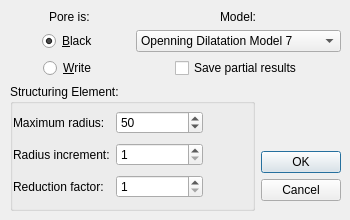
Before: the Qt Designer form src/dialogPoresThroats.ui in ldsc/lvp, drawn with Qt 5.
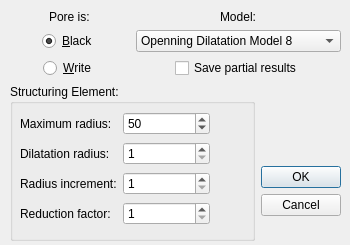
After: the same form once the commit is applied. Icons and pictures are not drawn.

Commit message: Implementada possibilidade de informar o raio do EE na dilatação realizada na segmentação de poros e gargantas.

Patch:
```diff
--- a/src/dialogPoresThroats.ui
+++ b/src/dialogPoresThroats.ui
@@ -7,19 +7,19 @@
     <x>0</x>
     <y>0</y>
     <width>350</width>
-    <height>220</height>
+    <height>245</height>
    </rect>
   </property>
   <property name="minimumSize">
    <size>
     <width>350</width>
-    <height>220</height>
+    <height>245</height>
    </size>
   </property>
   <property name="maximumSize">
    <size>
     <width>350</width>
-    <height>220</height>
+    <height>245</height>
    </size>
   </property>
   <property name="windowTitle">
@@ -38,7 +38,7 @@
      <x>10</x>
      <y>10</y>
      <width>331</width>
-     <height>201</height>
+     <height>231</height>
     </rect>
    </property>
    <layout class="QGridLayout" name="gridLayout_2">
@@ -63,16 +63,51 @@
       <widget class="QWidget" name="layoutWidget">
        <property name="geometry">
         <rect>
-         <x>3</x>
-         <y>24</y>
+         <x>10</x>
+         <y>27</y>
          <width>190</width>
-         <height>95</height>
+         <height>116</height>
         </rect>
        </property>
        <layout class="QGridLayout" name="gridLayout">
-        <item row="0" column="0">
+        <item row="3" column="0">
+         <widget class="QLabel" name="label_5">
+          <property name="text">
+           <string>Reduction factor:</string>
+          </property>
+         </widget>
+        </item>
+        <item row="1" column="0">
          <widget class="QLabel" name="label_3">
           <property name="text">
+           <string>Dilatation radius:</string>
+          </property>
+         </widget>
+        </item>
+        <item row="2" column="0">
+         <widget class="QLabel" name="label_4">
+          <property name="text">
+           <string>Radius increment:</string>
+          </property>
+         </widget>
+        </item>
+        <item row="2" column="1">
+         <widget class="QSpinBox" name="spinBoxRinc">
+          <property name="minimum">
+           <number>1</number>
+          </property>
+         </widget>
+        </item>
+        <item row="3" column="1">
+         <widget class="QSpinBox" name="spinBoxRreduction">
+          <property name="minimum">
+           <number>1</number>
+          </property>
+         </widget>
+        </item>
+        <item row="0" column="0">
+         <widget class="QLabel" name="label_6">
+          <property name="text">
            <string>Maximum radius:</string>
           </property>
          </widget>
@@ -90,30 +125,15 @@
           </property>
          </widget>
         </item>
-        <item row="1" column="0">
-         <widget class="QLabel" name="label_4">
-          <property name="text">
-           <string>Radius increment:</string>
-          </property>
-         </widget>
-        </item>
         <item row="1" column="1">
-         <widget class="QSpinBox" name="spinBoxRinc">
+         <widget class="QSpinBox" name="spinBoxRdilatation">
           <property name="minimum">
            <number>1</number>
           </property>
-         </widget>
-        </item>
-        <item row="2" column="0">
-         <widget class="QLabel" name="label_5">
-          <property name="text">
-           <string>Reduction factor:</string>
+          <property name="maximum">
+           <number>10</number>
           </property>
-         </widget>
-        </item>
-        <item row="2" column="1">
-         <widget class="QSpinBox" name="spinBoxRreduction">
-          <property name="minimum">
+          <property name="value">
            <number>1</number>
           </property>
          </widget>
@@ -144,6 +164,11 @@
     </item>
     <item row="1" column="1" colspan="2">
      <widget class="QComboBox" name="comboBoxModel">
+      <item>
+       <property name="text">
+        <string>Openning Dilatation Model 8</string>
+       </property>
+      </item>
       <item>
        <property name="text">
         <string>Openning Dilatation Model 7</string>
```
Left out of the diff: 1 changed line with no effect on the pictures. The commit also changes 1 other file.
